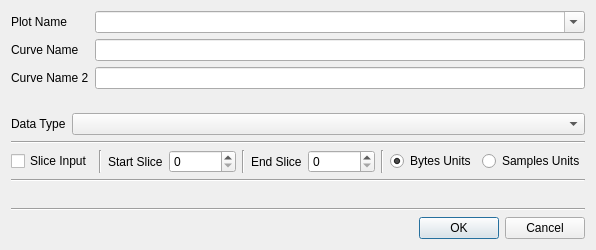
d-wizard/plotter, file openrawdialog.ui: the form before one commit.
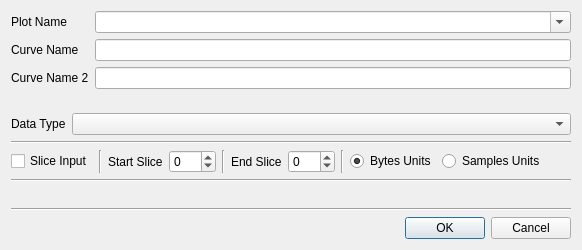
The form after the commit.

Commit message: Get slicing working.

Diff of the .ui file:
```diff
--- a/openrawdialog.ui
+++ b/openrawdialog.ui
@@ -72,9 +72,12 @@
       </widget>
      </item>
      <item>
-      <widget class="QSpinBox" name="spnSliceStart">
-       <property name="maximum">
-        <number>2147483647</number>
+      <widget class="QDoubleSpinBox" name="spnSliceStart">
+       <property name="decimals">
+        <number>0</number>
+       </property>
+       <property name="minimum">
+        <double>-10.000000000000000</double>
        </property>
       </widget>
      </item>
@@ -93,9 +96,12 @@
       </widget>
      </item>
      <item>
-      <widget class="QSpinBox" name="spnSliceEnd">
-       <property name="maximum">
-        <number>2147483647</number>
+      <widget class="QDoubleSpinBox" name="spnSliceEnd">
+       <property name="decimals">
+        <number>0</number>
+       </property>
+       <property name="minimum">
+        <double>-10.000000000000000</double>
        </property>
       </widget>
      </item>
```
The commit also changes 2 other files.
